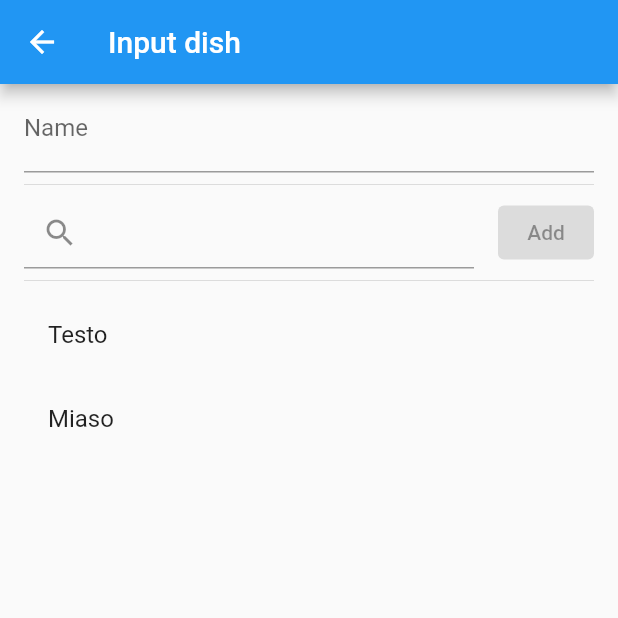
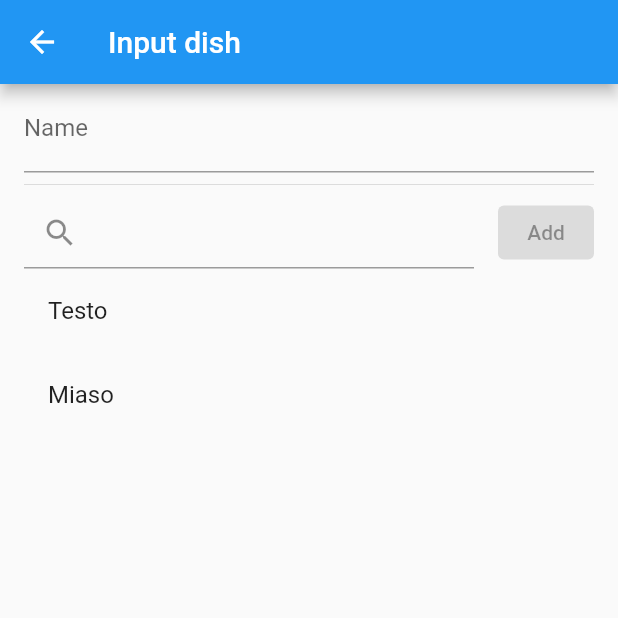
Before and after one commit to EgorenkovPavel/menu_planner, a Flutter app: the DishChooser screen opened directly, after a tap on "Add", on a phone screen of 412 x 824 dp, the top half of it. Run offline on Flutter 3.47's test engine with Material 2 defaults, Android fonts, the phone set to English and light mode, and no system bars; our stand-ins replace equatable, flutter_bloc, freezed_annotation, get_it.

Commit message:
Add choose panel

```diff
--- /dev/null
+++ b/lib/src/ui/choose_panel.dart
@@ -0,0 +1,39 @@
+import 'package:flutter/material.dart';
+
+import 'search_bar.dart';
+
+class ChoosePanel<T> extends StatelessWidget {
+  const ChoosePanel({
+    Key? key,
+    this.onSearchChange,
+    this.onAdd,
+    required this.listTileBuilder,
+    required this.items,
+  }) : super(key: key);
+
+  final void Function(String text)? onSearchChange;
+  final void Function()? onAdd;
+  final Widget Function(T item) listTileBuilder;
+  final List<T> items;
+
+  @override
+  Widget build(BuildContext context) {
+    return Column(
+      children: [
+        SearchBar(
+          onChange: onSearchChange,
+          onAdd: onAdd,
+        ),
+        Expanded(
+          child: ListView.builder(
+            itemCount: items.length,
+            itemBuilder: (context, index) {
+              final item = items[index];
+              return listTileBuilder(item);
+            },
+          ),
+        ),
+      ],
+    );
+  }
+}
--- a/lib/src/ui/dish_chooser/dish_chooser.dart
+++ b/lib/src/ui/dish_chooser/dish_chooser.dart
@@ -1,8 +1,10 @@
 import 'package:flutter/material.dart';
 import 'package:flutter_bloc/flutter_bloc.dart';
+import 'package:menu_planner/src/ui/choose_panel.dart';
 import 'package:menu_planner/src/ui/dish_input/dish_input.dart';
 
 import '../../di.dart';
+import '../../domain/models/dish.dart';
 import '../search_bar.dart';
 import 'dish_chooser_bloc.dart';
 
@@ -20,33 +22,22 @@ class DishChooser extends StatelessWidget {
             appBar: AppBar(
               title: Text('Choose dish'),
             ),
-            body: Column(
-              children: [
-                SearchBar(
-                  onChange: (text) => context
+            body: ChoosePanel<Dish>(
+              items: context.watch<DishChooserBloc>().state.dishes,
+              listTileBuilder: (dish) => ListTile(
+                title: Text(dish.name),
+                onTap: () => Navigator.of(context).pop(dish.id),
+              ),
+              onSearchChange: (text) => context
                   .read<DishChooserBloc>()
                   .add(DishChooserEvent.search(text)),
               onAdd: () async {
-                    final dishId = await Navigator.of(context).push(
-                        MaterialPageRoute(builder: (context) => DishInput()));
+                final dishId = await Navigator.of(context)
+                    .push(MaterialPageRoute(builder: (context) => DishInput()));
                 if (dishId != null) {
                   Navigator.of(context).pop(dishId);
                 }
               },
-                ),
-                Expanded(
-                    child: ListView(
-                  children: context
-                      .watch<DishChooserBloc>()
-                      .state
-                      .dishes
-                      .map((e) => ListTile(
-                            title: Text(e.name),
-                            onTap: () => Navigator.of(context).pop(e.id),
-                          ))
-                      .toList(),
-                )),
-              ],
             ),
           );
         },
--- a/lib/src/ui/dish_input/dish_input.dart
+++ b/lib/src/ui/dish_input/dish_input.dart
@@ -1,5 +1,7 @@
 import 'package:flutter/material.dart';
 import 'package:flutter_bloc/flutter_bloc.dart';
+import 'package:menu_planner/src/domain/models/ingredient.dart';
+import 'package:menu_planner/src/ui/choose_panel.dart';
 
 import '../../di.dart';
 import '../search_bar.dart';
@@ -29,21 +31,19 @@ class DishInput extends StatelessWidget {
                     ),
                   ),
                   Divider(),
-                  SearchBar(
-                      onChange: (text) => context
-                          .read<DishInputBloc>()
-                          .add(DishInputEvent.search(text)),
-                      ),
-                  Divider(),
-                  Expanded(child: BlocBuilder<DishInputBloc, DishInputState>(
-                    builder: (context, state){
-                      return ListView(
-                        children: state.ingredients.map((e) => ListTile(
-                          title: Text(e.name),
-                        )).toList(),
+                  BlocBuilder<DishInputBloc, DishInputState>(
+                    builder: (context, state) {
+                      return Expanded(
+                        child: ChoosePanel<Ingredient>(listTileBuilder: (ingredient) => ListTile(
+                          title: Text(ingredient.name),
+                        ), items: state.ingredients,
+                          onSearchChange: (text) => context
+                              .read<DishInputBloc>()
+                              .add(DishInputEvent.search(text)),
+                        ),
                       );
-                    },
-                  ),),
+                    }
+                  ),
                 ],
               ),
             ),
```
Lines whose indentation alone changed are shown as unchanged.
